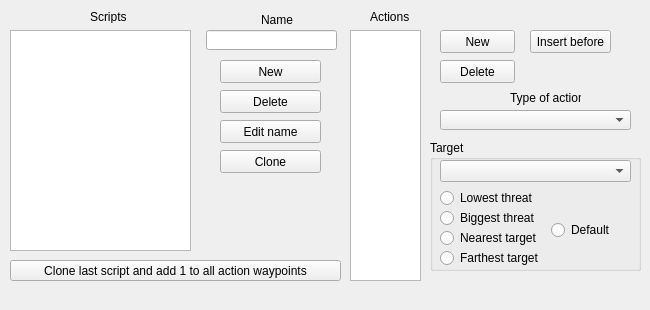
Qt form src/scriptsection.ui (PTapioK/TSWaveMaker) before a commit.
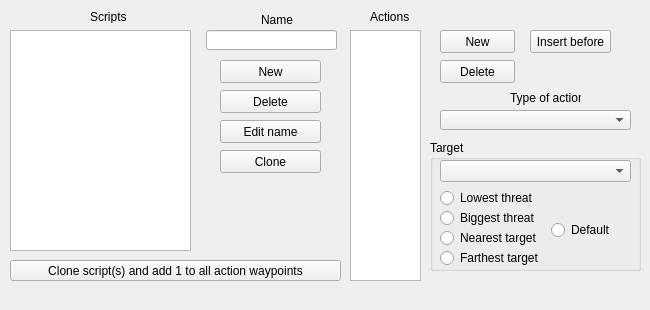
The same form after that commit.

The edit to the form file:
```diff
--- a/src/scriptsection.ui
+++ b/src/scriptsection.ui
@@ -246,7 +246,7 @@
      </sizepolicy>
     </property>
     <property name="text">
-     <string>Clone last script and add 1 to all action waypoints</string>
+     <string>Clone script(s) and add 1 to all action waypoints</string>
     </property>
    </widget>
    <widget class="QRadioButton" name="lowThreat">
```
